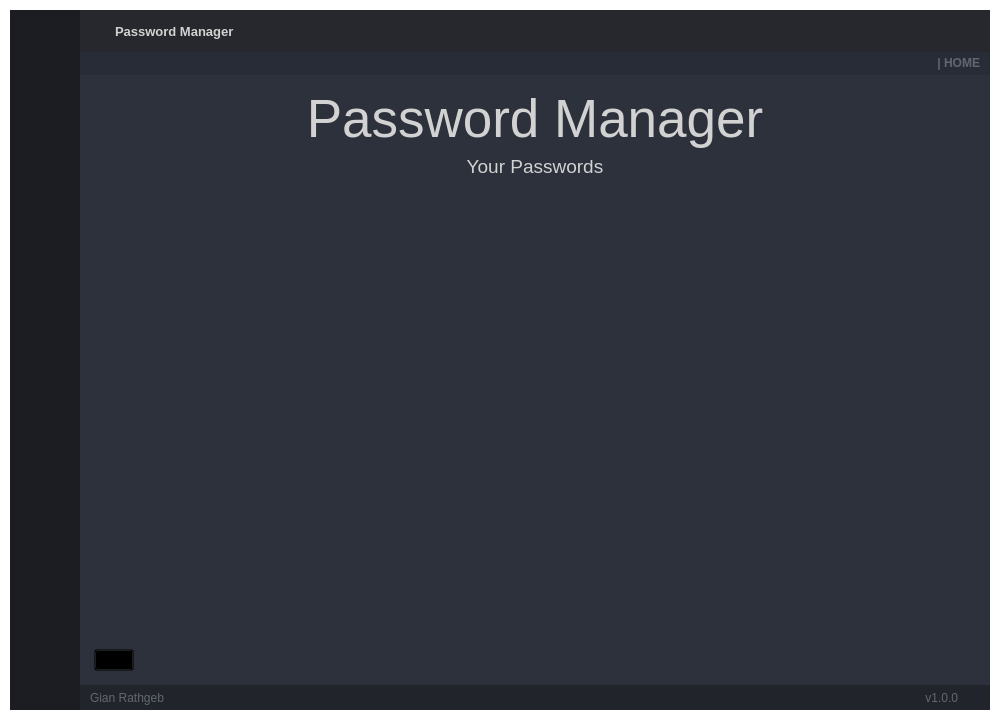
Before: the Qt Designer form GUI.ui in GianRathgeb/pwManager, drawn with Qt 5.
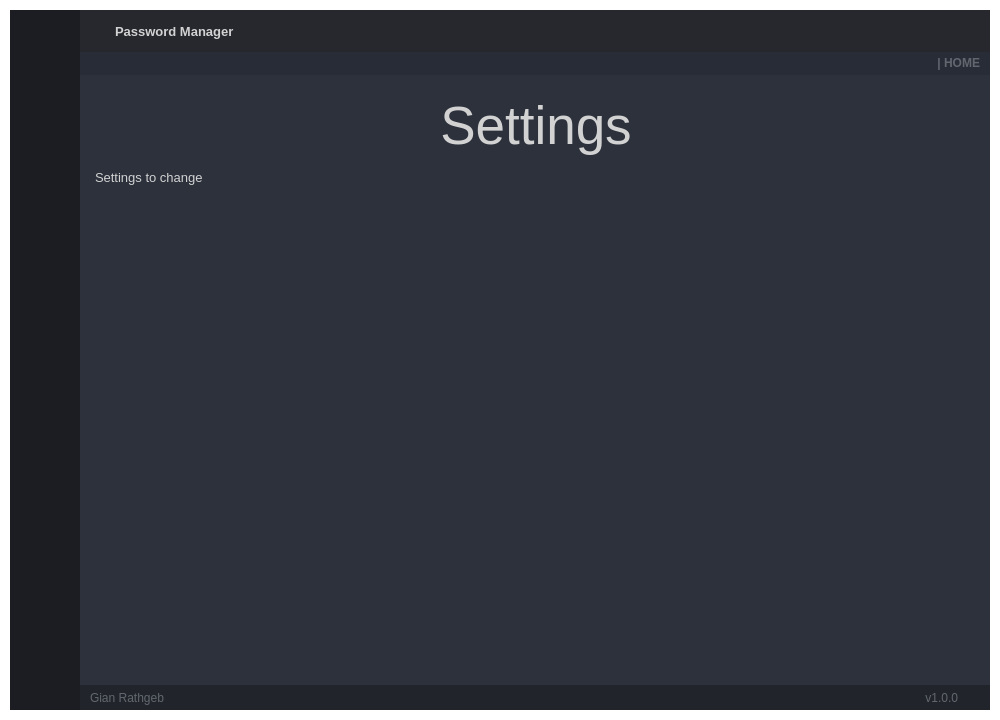
After: the same form once the commit is applied. Icons and pictures are not drawn.

Commit message: Added the settings page

What changed in the file:
```diff
--- a/GUI.ui
+++ b/GUI.ui
@@ -1520,6 +1520,80 @@
                   <property name="currentIndex">
                    <number>0</number>
                   </property>
+                  <widget class="QWidget" name="page_settings">
+                   <widget class="QWidget" name="gridLayoutWidget">
+                    <property name="geometry">
+                     <rect>
+                      <x>10</x>
+                      <y>90</y>
+                      <width>881</width>
+                      <height>501</height>
+                     </rect>
+                    </property>
+                    <layout class="QGridLayout" name="gridLayout_3">
+                     <item row="0" column="0">
+                      <widget class="QLabel" name="label_9">
+                       <property name="sizePolicy">
+                        <sizepolicy hsizetype="Preferred" vsizetype="Preferred">
+                         <horstretch>0</horstretch>
+                         <verstretch>0</verstretch>
+                        </sizepolicy>
+                       </property>
+                       <property name="font">
+                        <font>
+                         <family>Segoe UI</family>
+                         <pointsize>10</pointsize>
+                        </font>
+                       </property>
+                       <property name="text">
+                        <string>Settings to change</string>
+                       </property>
+                      </widget>
+                     </item>
+                     <item row="1" column="0">
+                      <spacer name="verticalSpacer_5">
+                       <property name="orientation">
+                        <enum>Qt::Vertical</enum>
+                       </property>
+                       <property name="sizeHint" stdset="0">
+                        <size>
+                         <width>20</width>
+                         <height>40</height>
+                        </size>
+                       </property>
+                      </spacer>
+                     </item>
+                    </layout>
+                   </widget>
+                   <widget class="QLabel" name="label_8">
+                    <property name="geometry">
+                     <rect>
+                      <x>10</x>
+                      <y>10</y>
+                      <width>882</width>
+                      <height>71</height>
+                     </rect>
+                    </property>
+                    <property name="sizePolicy">
+                     <sizepolicy hsizetype="Preferred" vsizetype="Fixed">
+                      <horstretch>0</horstretch>
+                      <verstretch>0</verstretch>
+                     </sizepolicy>
+                    </property>
+                    <property name="font">
+                     <font>
+                      <family>Segoe UI</family>
+                      <pointsize>40</pointsize>
+                     </font>
+                    </property>
+                    <property name="text">
+                     <string>Settings</string>
+                    </property>
+                    <property name="alignment">
+                     <set>Qt::AlignCenter</set>
+                    </property>
+                   </widget>
+                  </widget>
                   <widget class="QWidget" name="page_home">
                    <layout class="QVBoxLayout" name="verticalLayout_10">
                     <item>
```
The commit also changes 4 other files.
